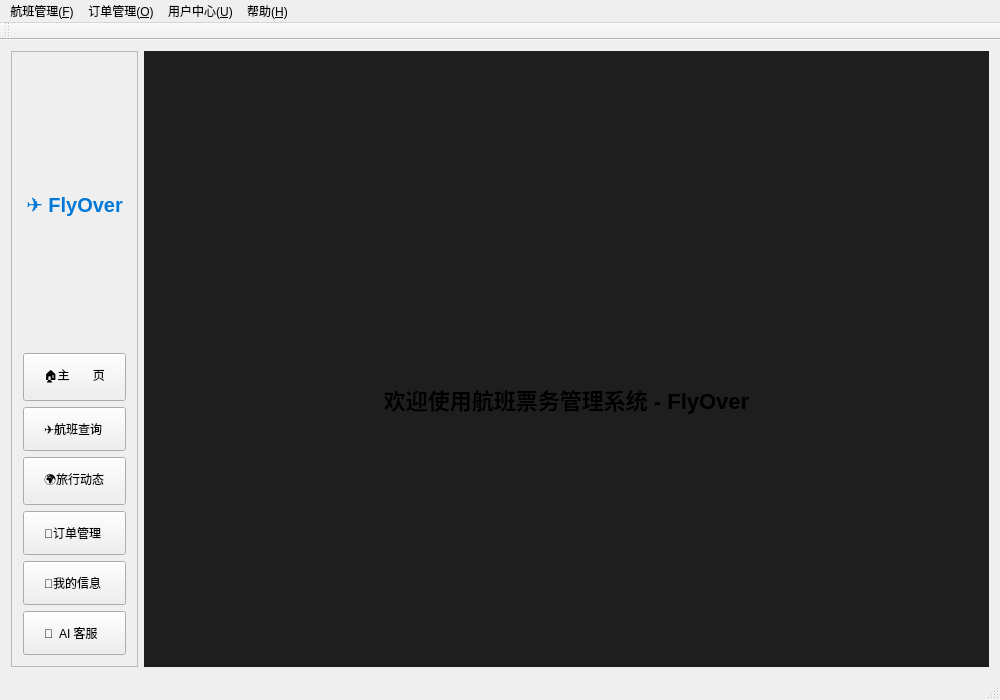
Before: the Qt Designer form mainwindow.ui in sheldonshi115/Flight_Tickets_System-FlyOver-, drawn with Qt 5.
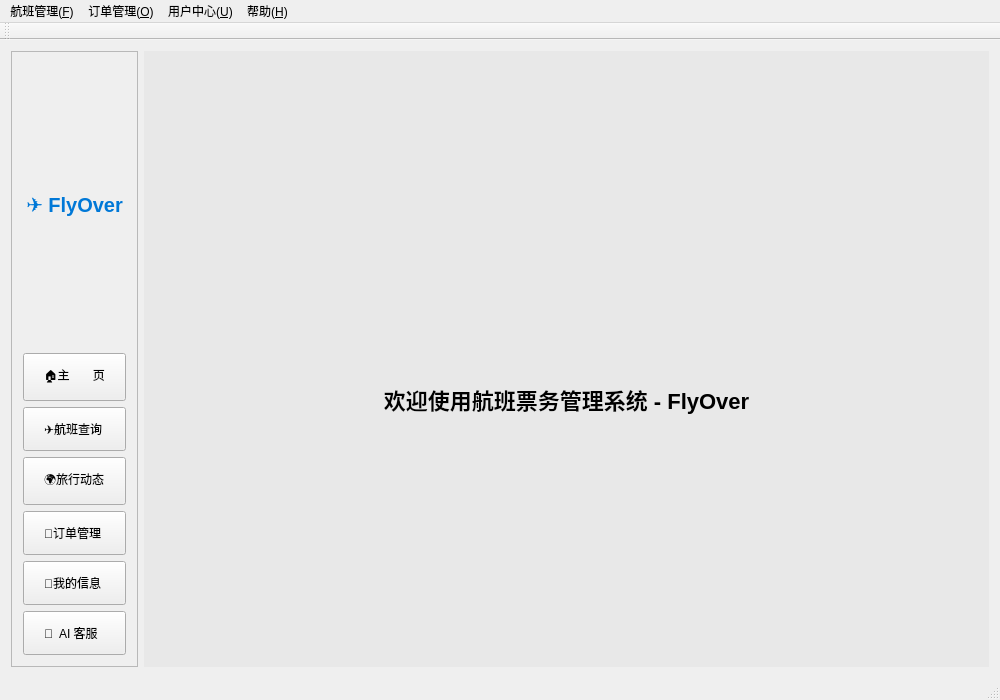
After: the same form once the commit is applied.

Commit message: 优化界面风格和实现退出登录，关于帮助功能

```diff
--- a/mainwindow.ui
+++ b/mainwindow.ui
@@ -100,7 +100,7 @@
     <item>
      <widget class="QStackedWidget" name="stackedWidget">
       <property name="styleSheet">
-       <string notr="true">background-color: #1e1e1e;</string>
+       <string notr="true">background-color: #e8e8e8;</string>
       </property>
       <widget class="QWidget" name="pageHome">
        <layout class="QVBoxLayout" name="homeLayout">
```
The commit also changes 6 other files.
